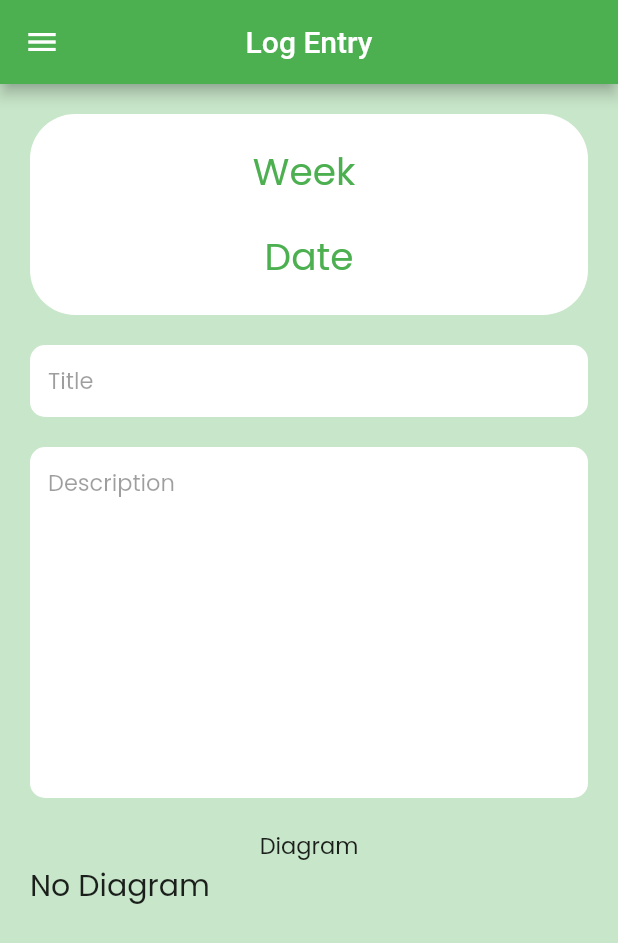
After one commit to ademola-b/SIWES-logbook-report, a Flutter app: the EntryDate screen opened by its route, on a phone screen of 412 x 824 dp. The commit adds this screen. Shown: the top 943 px of the screen. Run offline on Flutter 3.47's test engine with Material 2 defaults, Android fonts, the phone set to English and light mode, and no system bars; our stand-ins replace image_picker, shared_preferences; accounts and stored records are empty.

Commit message:
Get Report with Entry Date

```diff
--- a/siwes/lib/main.dart
+++ b/siwes/lib/main.dart
@@ -2,6 +2,7 @@ import 'package:flutter/material.dart';
 import 'package:siwes/onboard.dart';
 import 'package:siwes/screens/industry_supervisor/comment.dart';
 import 'package:siwes/screens/industry_supervisor/dashboard.dart';
+import 'package:siwes/screens/industry_supervisor/entry_date.dart';
 import 'package:siwes/screens/industry_supervisor/placement_centre.dart';
 import 'package:siwes/screens/industry_supervisor/student_log.dart';
 import 'package:siwes/screens/industry_supervisor/student_log_days.dart';
@@ -65,6 +66,9 @@ Route<dynamic> _getRoutes(RouteSettings settings) {
     case "/studentLogDays":
       return _buildRoute(settings, StudentLogDays(settings.arguments));
 
+    case "/entryDate":
+      return _buildRoute(settings, EntryDate(settings.arguments));
+
     default:
       return _buildRoute(settings, OnBoard());
   }
--- /dev/null
+++ b/siwes/lib/screens/industry_supervisor/entry_date.dart
@@ -0,0 +1,110 @@
+import 'dart:io';
+
+import 'package:flutter/material.dart';
+import 'package:image_picker/image_picker.dart';
+import 'package:path_provider/path_provider.dart';
+import 'package:siwes/utils/constants.dart';
+import 'package:siwes/screens/students/navbar.dart';
+import 'package:siwes/utils/defaultButton.dart';
+import 'package:siwes/utils/defaultText.dart';
+import 'package:siwes/utils/defaultTextFormField.dart';
+import 'package:path/path.dart' as Path;
+
+class EntryDate extends StatefulWidget {
+  const EntryDate(Object? arguments, {super.key});
+
+  @override
+  State<EntryDate> createState() => _EntryDateState();
+}
+
+class _EntryDateState extends State<EntryDate> {
+  File? _image;
+
+  void _submit() {}
+
+  @override
+  Widget build(BuildContext context) {
+    // final routeData =
+    // ModalRoute.of(context)!.settings.arguments as Map<String, dynamic>;
+
+    // print(routeData);
+
+    Size size = MediaQuery.of(context).size;
+    return Scaffold(
+      backgroundColor: Constants.backgroundColor,
+      drawer: Navbar(),
+      appBar: AppBar(
+        title: const Text("Log Entry"),
+        centerTitle: true,
+      ),
+      body: Padding(
+        padding: const EdgeInsets.only(
+            top: 20.0, left: 20.0, right: 20.0, bottom: 20.0),
+        child: SingleChildScrollView(
+          child: Column(
+            children: [
+              Container(
+                width: MediaQuery.of(context).size.width,
+                padding: const EdgeInsets.all(20.0),
+                decoration: const BoxDecoration(
+                    color: Colors.white,
+                    borderRadius: BorderRadius.all(Radius.circular(30.0))),
+                child: Column(
+                  children: [
+                    DefaultText(
+                      size: 25.0,
+                      text: "Week ".toString(),
+                      color: Constants.primaryColor,
+                    ),
+                    const SizedBox(height: 20.0),
+                    DefaultText(
+                      size: 25.0,
+                      text: "Date",
+                      // "Date - ${routeData['date'].day}/${routeData['date'].month}/${routeData['date'].year}",
+                      color: Constants.primaryColor,
+                    ),
+                  ],
+                ),
+              ),
+              const SizedBox(height: 20),
+              Form(
+                  child: Column(
+                children: [
+                  const DefaultTextFormField(
+                    hintText: 'Title',
+                    fontSize: 15.0,
+                    enabled: false,
+                  ),
+                  const SizedBox(height: 20),
+                  const DefaultTextFormField(
+                    hintText: "Description",
+                    maxLines: 10,
+                    fontSize: 15.0,
+                    enabled: false,
+                  ),
+                  const SizedBox(height: 20.0),
+                  const DefaultText(size: 15, text: "Diagram"),
+                  Row(
+                    children: [
+                      Expanded(
+                        child: _image != null
+                            ? Image.file(
+                                _image!,
+                                width: 200,
+                                height: 200,
+                                fit: BoxFit.contain,
+                              )
+                            : const DefaultText(size: 20.0, text: "No Diagram"),
+                      ),
+                      const SizedBox(width: 20.0),
+                    ],
+                  ),
+                ],
+              )),
+            ],
+          ),
+        ),
+      ),
+    );
+  }
+}
--- a/siwes/lib/screens/students/week.dart
+++ b/siwes/lib/screens/students/week.dart
@@ -16,14 +16,8 @@ class WeekPage extends StatefulWidget {
 }
 
 class _WeekPageState extends State<WeekPage> {
-  List<DateTime> getDaysInWeek(DateTime start_date, DateTime end_date) {
-    List<DateTime> days = [];
-    for (var i = 0; i <= end_date.difference(start_date).inDays; i++) {
-      days.add(start_date.add(Duration(days: i)));
-    }
 
-    return days;
-  }
+
 
   DateTime dt = DateTime.now();
 
@@ -35,7 +29,7 @@ class _WeekPageState extends State<WeekPage> {
     // print(routeData);
 
     List<DateTime> days =
-        getDaysInWeek(routeData['week_start'], routeData['week_end']);
+        Constants().getDaysInWeek(routeData['week_start'], routeData['week_end']);
 
     return Scaffold(
       drawer: Navbar(),
--- a/siwes/lib/services/urls.dart
+++ b/siwes/lib/services/urls.dart
@@ -16,4 +16,4 @@ Uri stdDetailsUrl = Uri.parse("$base_url/api/students/");
 Uri indStdListUrl = Uri.parse("$base_url/api/industry_supervisor/students/");
 
 //industry_logbook
-// Uri indLogBookUrl = Uri.parse("$base_url/api/industry_supervisor/logbook/");
+Uri entryDateUrl = Uri.parse("$base_url/api/entry_date/");
```
Also changed, not shown: siwes/lib/models/entry_date_response.dart (added, +197 -0 lines), siwes/lib/screens/industry_supervisor/student_log_days.dart (+50 -13 lines), siwes/lib/services/remote_services.dart (+18 -0 lines), siwes/lib/utils/constants.dart (+9 -0 lines), 5 other files.
